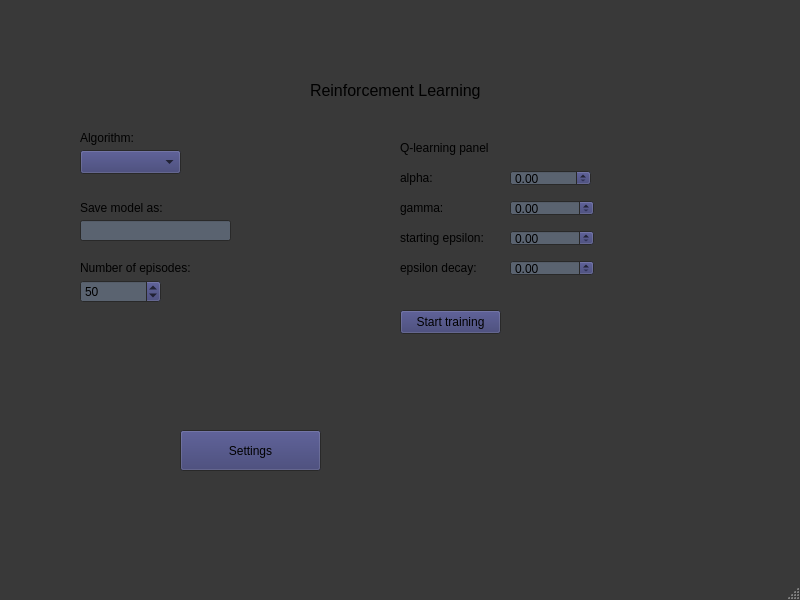
matrochanowski/elevator-project, file simulation/gui/config.ui: the form before one commit.
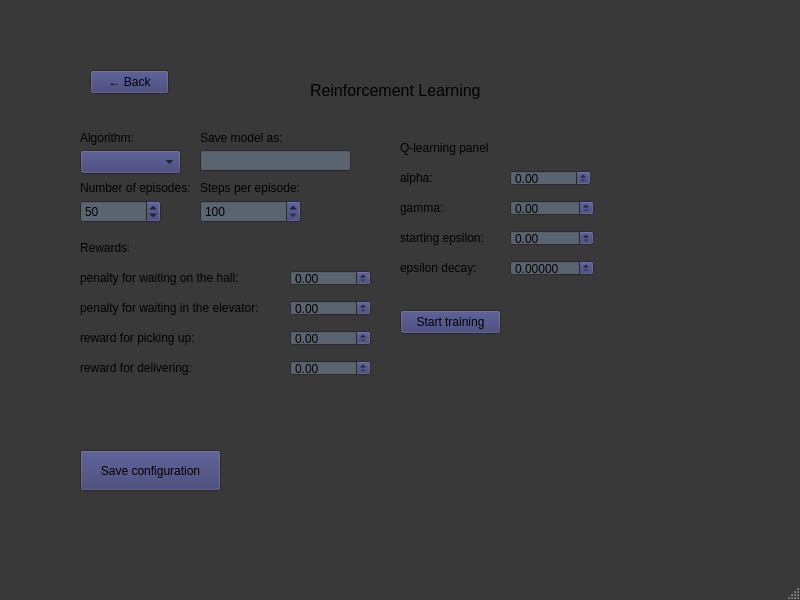
The form after the commit. The open tabs and pages were chosen to show the change.

```diff
--- a/simulation/gui/config.ui
+++ b/simulation/gui/config.ui
@@ -1300,14 +1300,14 @@
      <widget class="QPushButton" name="settingsButton_2">
       <property name="geometry">
        <rect>
-        <x>140</x>
-        <y>400</y>
+        <x>40</x>
+        <y>420</y>
         <width>141</width>
         <height>41</height>
        </rect>
       </property>
       <property name="text">
-       <string>Settings</string>
+       <string>Save configuration</string>
       </property>
      </widget>
      <widget class="QLabel" name="label_42">
@@ -1336,8 +1336,8 @@
      <widget class="QLineEdit" name="saveModelAsLineEdit">
       <property name="geometry">
        <rect>
-        <x>40</x>
-        <y>190</y>
+        <x>160</x>
+        <y>120</y>
         <width>151</width>
         <height>21</height>
        </rect>
@@ -1346,8 +1346,8 @@
      <widget class="QLabel" name="label_43">
       <property name="geometry">
        <rect>
-        <x>40</x>
-        <y>170</y>
+        <x>160</x>
+        <y>100</y>
         <width>91</width>
         <height>16</height>
        </rect>
@@ -1360,7 +1360,7 @@
       <property name="geometry">
        <rect>
         <x>40</x>
-        <y>230</y>
+        <y>150</y>
         <width>111</width>
         <height>16</height>
        </rect>
@@ -1373,7 +1373,7 @@
       <property name="geometry">
        <rect>
         <x>40</x>
-        <y>250</y>
+        <y>170</y>
         <width>81</width>
         <height>23</height>
        </rect>
@@ -1505,6 +1505,15 @@
           <height>16</height>
          </rect>
         </property>
+        <property name="decimals">
+         <number>5</number>
+        </property>
+        <property name="maximum">
+         <double>1.000000000000000</double>
+        </property>
+        <property name="singleStep">
+         <double>0.100000000000000</double>
+        </property>
        </widget>
        <widget class="QPushButton" name="pushButton">
         <property name="geometry">
@@ -1522,6 +1531,177 @@
       </widget>
       <widget class="QWidget" name="page_8"/>
      </widget>
+     <widget class="QPushButton" name="backButton_2">
+      <property name="geometry">
+       <rect>
+        <x>50</x>
+        <y>40</y>
+        <width>79</width>
+        <height>24</height>
+       </rect>
+      </property>
+      <property name="text">
+       <string>← Back</string>
+      </property>
+     </widget>
+     <widget class="QSpinBox" name="stepsPerEpisodeSpinBox">
+      <property name="geometry">
+       <rect>
+        <x>160</x>
+        <y>170</y>
+        <width>101</width>
+        <height>23</height>
+       </rect>
+      </property>
+      <property name="minimum">
+       <number>100</number>
+      </property>
+      <property name="maximum">
+       <number>100000</number>
+      </property>
+     </widget>
+     <widget class="QLabel" name="label_50">
+      <property name="geometry">
+       <rect>
+        <x>160</x>
+        <y>150</y>
+        <width>101</width>
+        <height>16</height>
+       </rect>
+      </property>
+      <property name="text">
+       <string>Steps per episode:</string>
+      </property>
+     </widget>
+     <widget class="QLabel" name="label_51">
+      <property name="geometry">
+       <rect>
+        <x>40</x>
+        <y>210</y>
+        <width>49</width>
+        <height>16</height>
+       </rect>
+      </property>
+      <property name="text">
+       <string>Rewards:</string>
+      </property>
+     </widget>
+     <widget class="QLabel" name="label_52">
+      <property name="geometry">
+       <rect>
+        <x>40</x>
+        <y>240</y>
+        <width>171</width>
+        <height>16</height>
+       </rect>
+      </property>
+      <property name="text">
+       <string>penalty for waiting on the hall:</string>
+      </property>
+     </widget>
+     <widget class="QLabel" name="label_53">
+      <property name="geometry">
+       <rect>
+        <x>40</x>
+        <y>270</y>
+        <width>191</width>
+        <height>16</height>
+       </rect>
+      </property>
+      <property name="text">
+       <string>penalty for waiting in the elevator:</string>
+      </property>
+     </widget>
+     <widget class="QLabel" name="label_54">
+      <property name="geometry">
+       <rect>
+        <x>40</x>
+        <y>300</y>
+        <width>121</width>
+        <height>16</height>
+       </rect>
+      </property>
+      <property name="text">
+       <string>reward for picking up:</string>
+      </property>
+     </widget>
+     <widget class="QLabel" name="label_55">
+      <property name="geometry">
+       <rect>
+        <x>40</x>
+        <y>330</y>
+        <width>131</width>
+        <height>16</height>
+       </rect>
+      </property>
+      <property name="text">
+       <string>reward for delivering:</string>
+      </property>
+     </widget>
+     <widget class="QDoubleSpinBox" name="reward1SpinBox">
+      <property name="geometry">
+       <rect>
+        <x>250</x>
+        <y>240</y>
+        <width>81</width>
+        <height>16</height>
+       </rect>
+      </property>
+      <property name="maximum">
+       <double>1.000000000000000</double>
+      </property>
+      <property name="singleStep">
+       <double>0.100000000000000</double>
+      </property>
+     </widget>
+     <widget class="QDoubleSpinBox" name="reward2SpinBox">
+      <property name="geometry">
+       <rect>
+        <x>250</x>
+        <y>270</y>
+        <width>81</width>
+        <height>16</height>
+       </rect>
+      </property>
+      <property name="maximum">
+       <double>1.000000000000000</double>
+      </property>
+      <property name="singleStep">
+       <double>0.100000000000000</double>
+      </property>
+     </widget>
+     <widget class="QDoubleSpinBox" name="reward3SpinBox">
+      <property name="geometry">
+       <rect>
+        <x>250</x>
+        <y>300</y>
+        <width>81</width>
+        <height>16</height>
+       </rect>
+      </property>
+      <property name="maximum">
+       <double>1.000000000000000</double>
+      </property>
+      <property name="singleStep">
+       <double>0.100000000000000</double>
+      </property>
+     </widget>
+     <widget class="QDoubleSpinBox" name="reward4SpinBox">
+      <property name="geometry">
+       <rect>
+        <x>250</x>
+        <y>330</y>
+        <width>81</width>
+        <height>16</height>
+       </rect>
+      </property>
+      <property name="maximum">
+       <double>1.000000000000000</double>
+      </property>
+      <property name="singleStep">
+       <double>0.100000000000000</double>
+      </property>
+     </widget>
     </widget>
     <widget class="QWidget" name="page_5">
      <widget class="QLabel" name="label_26">
```
Left out of the diff: 35 changed lines with no effect on the pictures.
